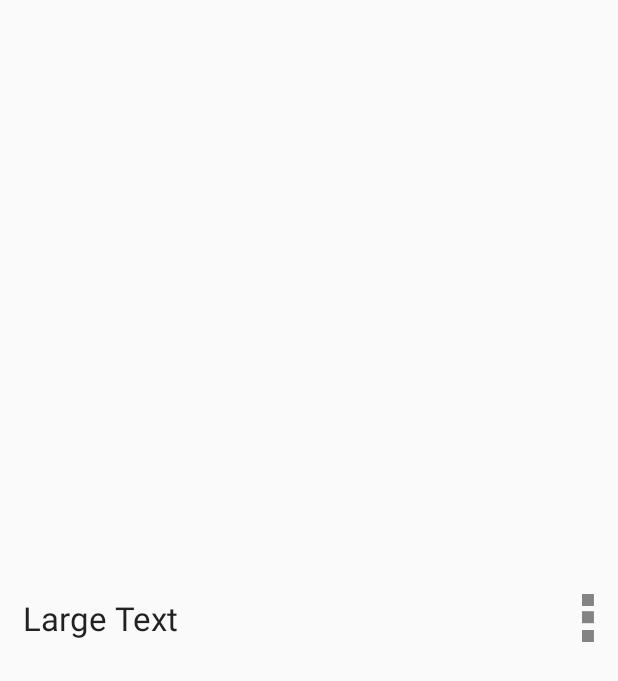
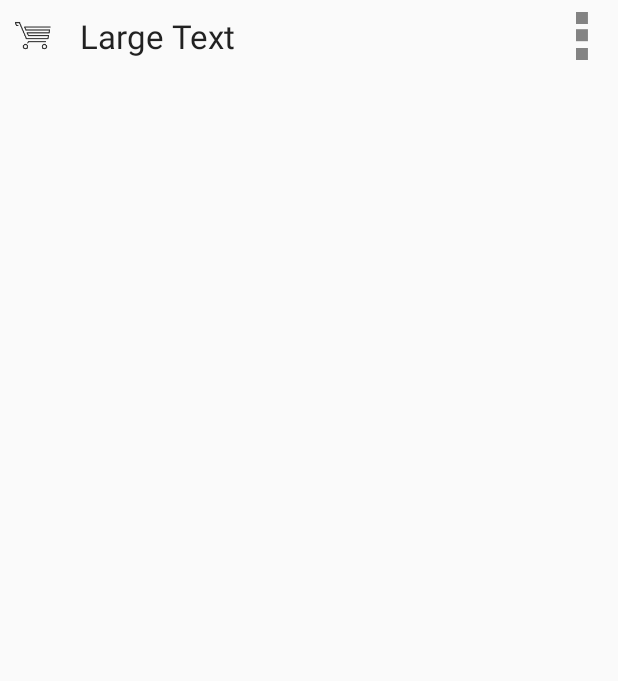
Before and after one commit to NicoDzcl/ShopTic, an Android app: the layout listslist_item.xml on its own in the app's theme, with its tools: preview values and no code run, on a phone screen of 412 x 824 dp. Shown: the top 681 px of the screen. Run offline under Robolectric (Android 15) with nearby library versions, the phone set to English and light mode, and no system bars.

Commit message:
Améliore le layout de l'affichage des listes

```diff
--- a/Courses/app/src/main/res/layout/listslist_item.xml
+++ b/Courses/app/src/main/res/layout/listslist_item.xml
@@ -1,14 +1,17 @@
 <?xml version="1.0" encoding="utf-8"?>
 <LinearLayout xmlns:android="http://schemas.android.com/apk/res/android"
-    android:orientation="horizontal" android:layout_width="match_parent"
-    android:layout_height="match_parent"
+    android:orientation="horizontal"
+    android:layout_width="match_parent"
+    android:layout_height="wrap_content"
     android:descendantFocusability="blocksDescendants">
 
     <ImageView
         android:layout_width="wrap_content"
         android:layout_height="wrap_content"
         android:layout_gravity="center_vertical"
-        android:id="@+id/list_image" />
+        android:id="@+id/list_image"
+        android:layout_marginStart="6dp"
+        android:src="@drawable/ic_lists_list"/>
 
     <TextView
         android:layout_width="wrap_content"
@@ -30,7 +33,8 @@
         android:id="@+id/list_button"
         android:src="@drawable/ic_more_choices"
         android:background="@null"
-        android:layout_margin="4dp"
-        android:layout_gravity="center_vertical|right" />
+        android:padding="8dp"
+
+        android:layout_gravity="center_vertical|end" />
 
 </LinearLayout>
```
